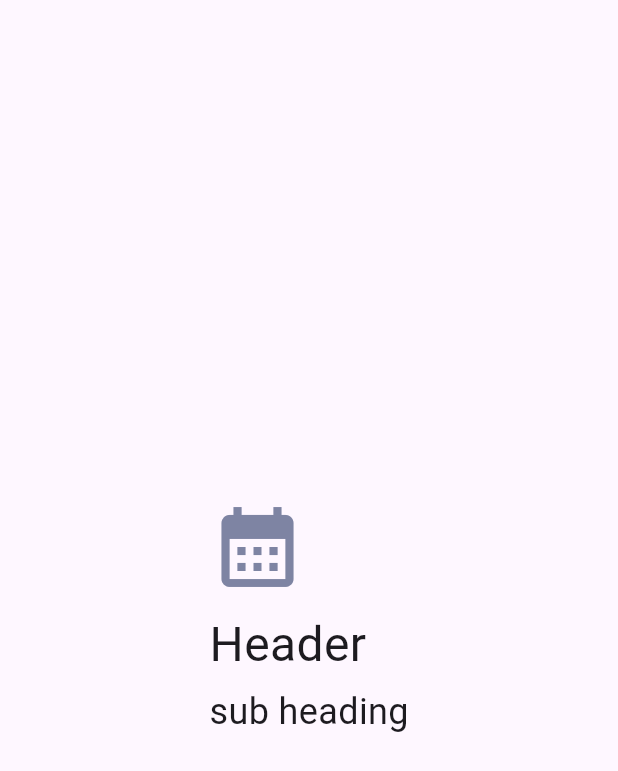
After one commit to Upside-Solutions-Pvt-Ltd/upside_component_lib, a Flutter app: the screen it shows after launch, after a tap on "Custom Header", on a phone screen of 412 x 824 dp. The commit adds this screen. Shown: the top 771 px of the screen. Run offline on Flutter 3.47's test engine with Material 3 defaults, Android fonts, the phone set to English and light mode, and no system bars; our stand-ins replace plugin_platform_interface, table_calendar, web.

Commit message:
initial custom header

```diff
--- /dev/null
+++ b/example/lib/component/custom_header_screen.dart
@@ -0,0 +1,26 @@
+import 'package:flutter/material.dart';
+import 'package:upside_component_lib/ui/component/header/custom_header.dart';
+
+class CustomHeaderScreen extends StatelessWidget {
+  const CustomHeaderScreen({super.key});
+
+  @override
+  Widget build(BuildContext context) {
+    return Scaffold(
+      body: Center(
+        child: Column(
+          mainAxisAlignment: MainAxisAlignment.center,
+
+          children: [
+            Header.customHeader(
+              context: context,
+              headerText: 'Header',
+              subHeaderText: 'sub heading',
+              icon: Icons.calendar_month,
+            ),
+          ],
+        ),
+      ),
+    );
+  }
+}
--- a/example/lib/main.dart
+++ b/example/lib/main.dart
@@ -1,6 +1,7 @@
 import 'package:flutter/material.dart';
 import 'package:upside_component_lib_example/component/app_bar_with_drawer_screen.dart';
 import 'package:upside_component_lib_example/component/app_bar_with_search_screen.dart';
+import 'package:upside_component_lib_example/component/custom_header_screen.dart';
 import 'package:upside_component_lib_example/component/dial_picker_screen.dart';
 import 'package:upside_component_lib_example/component/form_field_screen.dart';
 import 'package:upside_component_lib_example/component/buttons_screen.dart';
@@ -102,6 +103,14 @@ class LandingScreen extends StatelessWidget {
               },
               child: Text("Dial Picker"),
             ),
+            TextButton(
+              onPressed: () {
+                Navigator.of(context).push(
+                  MaterialPageRoute(builder: (context) => CustomHeaderScreen()),
+                );
+              },
+              child: Text("Custom Header"),
+            ),
           ],
         ),
       ),
--- /dev/null
+++ b/lib/ui/component/header/custom_header.dart
@@ -0,0 +1,34 @@
+import 'package:flutter/material.dart';
+
+class Header {
+  static Widget customHeader({
+    required BuildContext context,
+    required String headerText,
+    required String subHeaderText,
+    required IconData icon,
+    VoidCallback? onIconPressed,
+  }) {
+    return Column(
+      crossAxisAlignment: CrossAxisAlignment.start,
+      children: [
+        Icon(icon, size: 64, color: Color(0xFF7E84A3)),
+        SizedBox(height: 10),
+        Text(
+          headerText,
+          style: TextStyle(
+            fontSize: Theme.of(context).textTheme.headlineLarge?.fontSize,
+            fontWeight: FontWeight.w400,
+          ),
+        ),
+        SizedBox(height: 5),
+        Text(
+          subHeaderText,
+          style: TextStyle(
+            fontSize: Theme.of(context).textTheme.headlineSmall?.fontSize,
+            fontWeight: FontWeight.w400,
+          ),
+        ),
+      ],
+    );
+  }
+}
```
